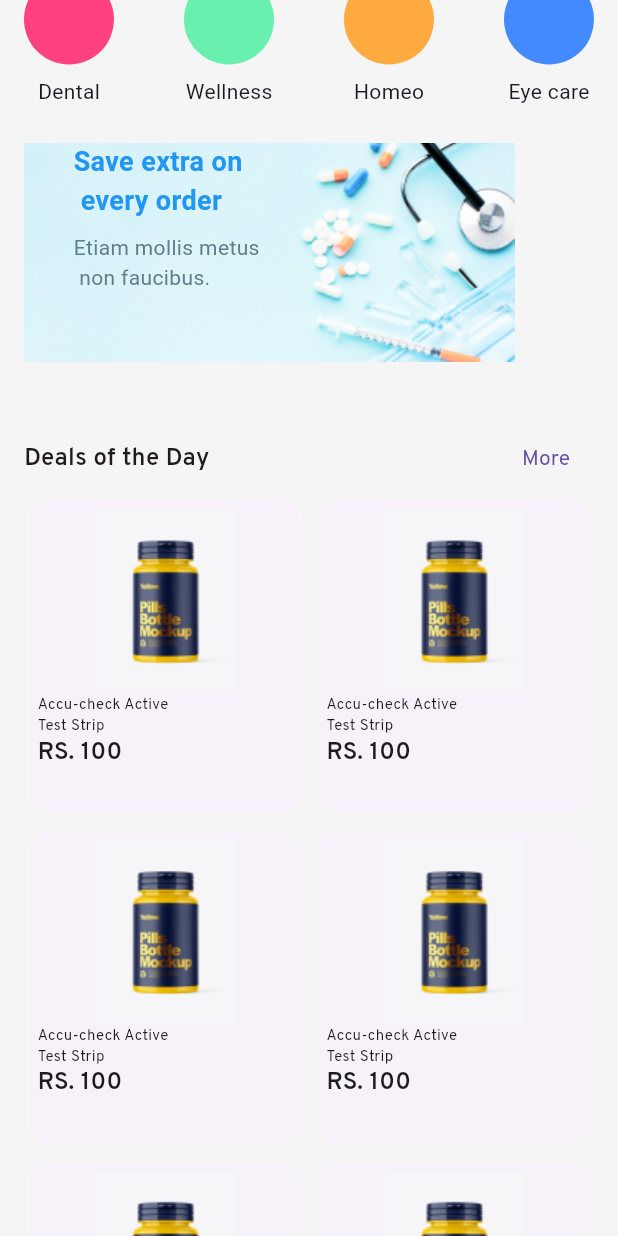
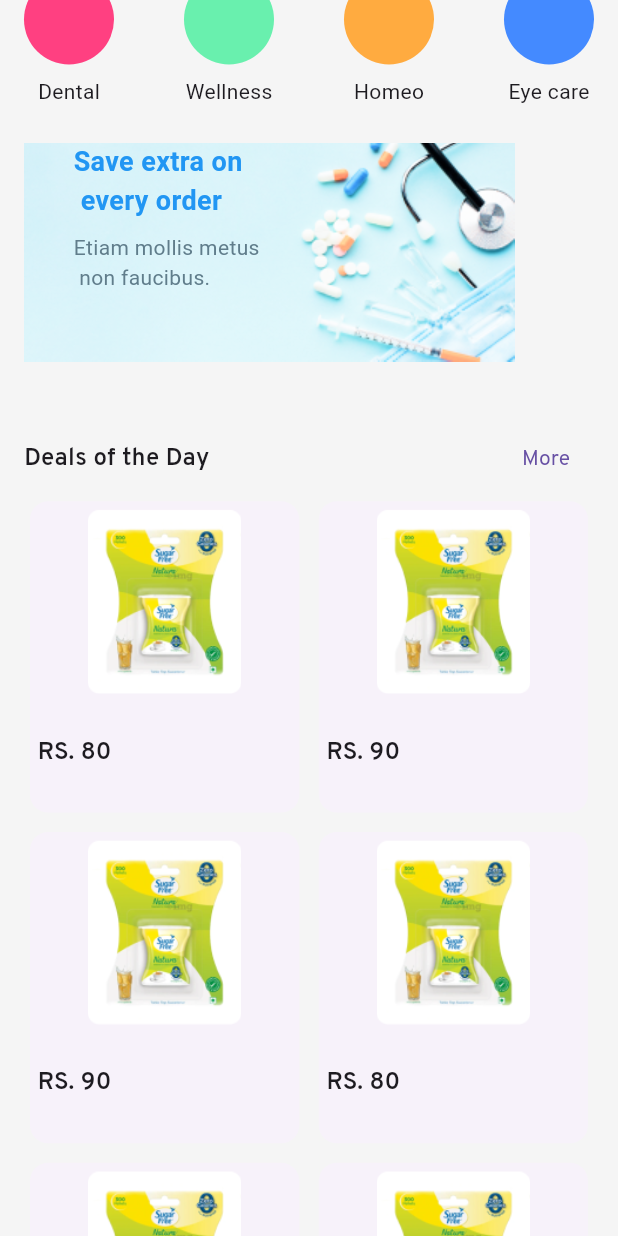
Before and after one commit to omniaalazab/medical, a Flutter app: the HomeDetails screen opened directly, scrolled down 329 dp, on a phone screen of 412 x 824 dp. Run offline on Flutter 3.47's test engine with Material 3 defaults, Android fonts, the phone set to English and light mode, and no system bars; our stand-ins replace animated_bottom_navigation_bar, connectivity_plus, dartz, device_preview, dio, flutter_bloc and 5 more; missing offline and left inert: flutter_stripe; network calls fail; project files that could hold a hidden picture were left out.

Commit message:
update ui

```diff
--- a/lib/features/category_listing/presentation/view/widgets/product_item.dart
+++ b/lib/features/category_listing/presentation/view/widgets/product_item.dart
@@ -25,7 +25,7 @@ class ProductItem extends StatelessWidget {
         // Navigate to product details page
         Navigator.push(
           context,
-          MaterialPageRoute(builder: (context) => ProductDetails()),
+          MaterialPageRoute(builder: (context) => ProductDetails(productId: 1)),
         );
       },
       child: Container(
--- a/lib/features/home/presentation/view/home_details.dart
+++ b/lib/features/home/presentation/view/home_details.dart
@@ -6,7 +6,7 @@ import 'package:medical/core/utils/colors.dart';
 import 'package:medical/core/utils/styles.dart';
 import 'package:medical/features/home/presentation/view/widget/category_item.dart';
 import 'package:medical/features/home/presentation/view/widget/gridview_builder.dart';
-import 'package:medical/features/product_details/data/product_model.dart';
+import 'package:medical/features/product_details/data/models/product_model.dart';
 import 'package:sizer/sizer.dart';
 
 class HomeDetails extends StatefulWidget {
@@ -19,52 +19,190 @@ class HomeDetails extends StatefulWidget {
 class _HomeDetailsState extends State<HomeDetails> {
   final List<ProductModel> productList = [
     ProductModel(
-      id: "1",
-      productName: "Accu-check Active",
-      productDescription: "Test Strip",
+      id: 1,
+      description: "",
+      name: "",
+      imageUrl: AssetsData.maskGroup,
       oldPrice: 100,
-      newPrice: 100,
-      imageUrl: AssetsData.productImage,
+      newPrice: 80,
+      isActive: true,
+      brand: Brand(id: 1, name: ""),
+      category: Category(id: 1, name: ""),
+      expiryDate: DateTime.now().add(Duration(days: 365)).toIso8601String(),
+      createdAt: DateTime.now().toIso8601String(),
+      productionDate: DateTime.now().add(Duration(days: 365)).toIso8601String(),
+      unit: Unit(id: 1, name: "name", symbol: "symbol"),
+      updatedAt: DateTime.now().add(Duration(days: 365)).toIso8601String(),
+      reviews: [],
+      reviewSummary: ReviewSummary(
+        averageRating: 4.2,
+        totalReviews: 15,
+        ratings: Ratings(
+          fiveStar: 4,
+          fourStar: 5,
+          threeStar: 5,
+          twoStar: 5,
+          oneStar: 4,
+        ),
+      ),
+      ingredients: [
+        Ingredient(id: 4, name: "name", description: "description"),
+      ],
     ),
     ProductModel(
-      id: "2",
-      productName: "Accu-check Active",
-      productDescription: "Test Strip",
-      oldPrice: 100,
-      newPrice: 100,
-      imageUrl: AssetsData.productImage,
+      id: 2,
+      description: "",
+      name: "",
+      imageUrl: AssetsData.maskGroup,
+      oldPrice: 120,
+      newPrice: 90,
+      isActive: true,
+      brand: Brand(id: 1, name: ""),
+      category: Category(id: 1, name: ""),
+      expiryDate: DateTime.now().add(Duration(days: 365)).toIso8601String(),
+      createdAt: DateTime.now().toIso8601String(),
+      productionDate: DateTime.now().add(Duration(days: 365)).toIso8601String(),
+      unit: Unit(id: 1, name: "name", symbol: "symbol"),
+      updatedAt: DateTime.now().add(Duration(days: 365)).toIso8601String(),
+      reviews: [],
+      reviewSummary: ReviewSummary(
+        averageRating: 4.2,
+        totalReviews: 15,
+        ratings: Ratings(
+          fiveStar: 4,
+          fourStar: 5,
+          threeStar: 5,
+          twoStar: 5,
+          oneStar: 4,
+        ),
+      ),
+      ingredients: [
+        Ingredient(id: 4, name: "name", description: "description"),
+      ],
     ),
     ProductModel(
-      id: "3",
-      productName: "Accu-check Active",
-      productDescription: "Test Strip",
-      oldPrice: 100,
-      newPrice: 100,
-      imageUrl: AssetsData.productImage,
+      id: 3,
+      description: "",
+      name: "",
+      imageUrl: AssetsData.maskGroup,
+      oldPrice: 120,
+      newPrice: 90,
+      isActive: true,
+      brand: Brand(id: 1, name: ""),
+      category: Category(id: 1, name: ""),
+      expiryDate: DateTime.now().add(Duration(days: 365)).toIso8601String(),
+      createdAt: DateTime.now().toIso8601String(),
+      productionDate: DateTime.now().add(Duration(days: 365)).toIso8601String(),
+      unit: Unit(id: 1, name: "name", symbol: "symbol"),
+      updatedAt: DateTime.now().add(Duration(days: 365)).toIso8601String(),
+      reviews: [],
+      reviewSummary: ReviewSummary(
+        averageRating: 4.2,
+        totalReviews: 15,
+        ratings: Ratings(
+          fiveStar: 4,
+          fourStar: 5,
+          threeStar: 5,
+          twoStar: 5,
+          oneStar: 4,
+        ),
+      ),
+      ingredients: [
+        Ingredient(id: 4, name: "name", description: "description"),
+      ],
     ),
     ProductModel(
-      id: "4",
-      productName: "Accu-check Active",
-      productDescription: "Test Strip",
+      id: 1,
+      description: "",
+      name: "",
+      imageUrl: AssetsData.maskGroup,
       oldPrice: 100,
-      newPrice: 100,
-      imageUrl: AssetsData.productImage,
+      newPrice: 80,
+      isActive: true,
+      brand: Brand(id: 1, name: ""),
+      category: Category(id: 1, name: ""),
+      expiryDate: DateTime.now().add(Duration(days: 365)).toIso8601String(),
+      createdAt: DateTime.now().toIso8601String(),
+      productionDate: DateTime.now().add(Duration(days: 365)).toIso8601String(),
+      unit: Unit(id: 1, name: "name", symbol: "symbol"),
+      updatedAt: DateTime.now().add(Duration(days: 365)).toIso8601String(),
+      reviews: [],
+      reviewSummary: ReviewSummary(
+        averageRating: 4.2,
+        totalReviews: 15,
+        ratings: Ratings(
+          fiveStar: 4,
+          fourStar: 5,
+          threeStar: 5,
+          twoStar: 5,
+          oneStar: 4,
+        ),
+      ),
+      ingredients: [
+        Ingredient(id: 4, name: "name", description: "description"),
+      ],
     ),
     ProductModel(
-      id: "5",
-      productName: "Accu-check Active",
-      productDescription: "Test Strip",
-      oldPrice: 100,
-      newPrice: 100,
-      imageUrl: AssetsData.productImage,
+      id: 2,
+      description: "",
+      name: "",
+      imageUrl: AssetsData.maskGroup,
+      oldPrice: 120,
+      newPrice: 90,
+      isActive: true,
+      brand: Brand(id: 1, name: ""),
+      category: Category(id: 1, name: ""),
+      expiryDate: DateTime.now().add(Duration(days: 365)).toIso8601String(),
+      createdAt: DateTime.now().toIso8601String(),
+      productionDate: DateTime.now().add(Duration(days: 365)).toIso8601String(),
+      unit: Unit(id: 1, name: "name", symbol: "symbol"),
+      updatedAt: DateTime.now().add(Duration(days: 365)).toIso8601String(),
+      reviews: [],
+      reviewSummary: ReviewSummary(
+        averageRating: 4.2,
+        totalReviews: 15,
+        ratings: Ratings(
+          fiveStar: 4,
+          fourStar: 5,
+          threeStar: 5,
+          twoStar: 5,
+          oneStar: 4,
+        ),
+      ),
+      ingredients: [
+        Ingredient(id: 4, name: "name", description: "description"),
+      ],
     ),
     ProductModel(
-      id: "6",
-      productName: "Accu-check Active",
-      productDescription: "Test Strip",
-      oldPrice: 100,
-      newPrice: 100,
-      imageUrl: AssetsData.productImage,
+      id: 3,
+      description: "",
+      name: "",
+      imageUrl: AssetsData.maskGroup,
+      oldPrice: 120,
+      newPrice: 90,
+      isActive: true,
+      brand: Brand(id: 1, name: ""),
+      category: Category(id: 1, name: ""),
+      expiryDate: DateTime.now().add(Duration(days: 365)).toIso8601String(),
+      createdAt: DateTime.now().toIso8601String(),
+      productionDate: DateTime.now().add(Duration(days: 365)).toIso8601String(),
+      unit: Unit(id: 1, name: "name", symbol: "symbol"),
+      updatedAt: DateTime.now().add(Duration(days: 365)).toIso8601String(),
+      reviews: [],
+      reviewSummary: ReviewSummary(
+        averageRating: 4.2,
+        totalReviews: 15,
+        ratings: Ratings(
+          fiveStar: 4,
+          fourStar: 5,
+          threeStar: 5,
+          twoStar: 5,
+          oneStar: 4,
+        ),
+      ),
+      ingredients: [
+        Ingredient(id: 4, name: "name", description: "description"),
+      ],
     ),
   ];
 
--- a/lib/features/home/presentation/view/widget/gridview_builder.dart
+++ b/lib/features/home/presentation/view/widget/gridview_builder.dart
@@ -1,7 +1,7 @@
 import 'package:flutter/material.dart';
 import 'package:medical/core/utils/styles.dart';
 import 'package:medical/features/category_listing/presentation/view/category_listing.dart';
-import 'package:medical/features/product_details/data/product_model.dart';
+import 'package:medical/features/product_details/data/models/product_model.dart';
 import 'package:sizer/sizer.dart';
 
 class GridViewBuilder extends StatelessWidget {
@@ -36,44 +36,21 @@ class GridViewBuilder extends StatelessWidget {
                 crossAxisAlignment: CrossAxisAlignment.start,
                 children: [
                   Center(
-                    child: Hero(
-                      tag: productList[index].id,
-                      child: Image.asset(
-                        productList[index].imageUrl,
-                        height: 15.h,
-                        fit: BoxFit.fill,
-                      ),
+                    child: Image.asset(
+                      productList[index].imageUrl,
+                      height: 15.h,
+                      fit: BoxFit.fill,
                     ),
                   ),
+                  Text(productList[index].name, style: Styles.textStyle10),
                   Text(
-                    productList[index].productName,
-                    style: Styles.textStyle10,
-                  ),
-                  Text(
-                    productList[index].productDescription,
+                    productList[index].description,
                     style: Styles.textStyle10,
                   ),
                   Text(
                     "RS. ${productList[index].newPrice} ",
                     style: Styles.textStyle16,
                   ),
-                  // Row(
-                  //   mainAxisAlignment: MainAxisAlignment.spaceAround,
-                  //   children: [
-                  //     Icon(Icons.star, color: Colors.amber),
-                  //     Text(
-                  //       "${productList[index].rate}",
-                  //       style: TextStyleHelper.textStyleRoboto16,
-                  //     ),
-                  //     Spacer(),
-                  //     Icon(
-                  //       Icons.favorite_border_rounded,
-                  //       color: sandwichModel[index].isFavorite == true
-                  //           ? ColorHelper.red
-                  //           : ColorHelper.black,
-                  //     ),
-                  //   ],
-                  // ),
                 ],
               ),
             ),
```
